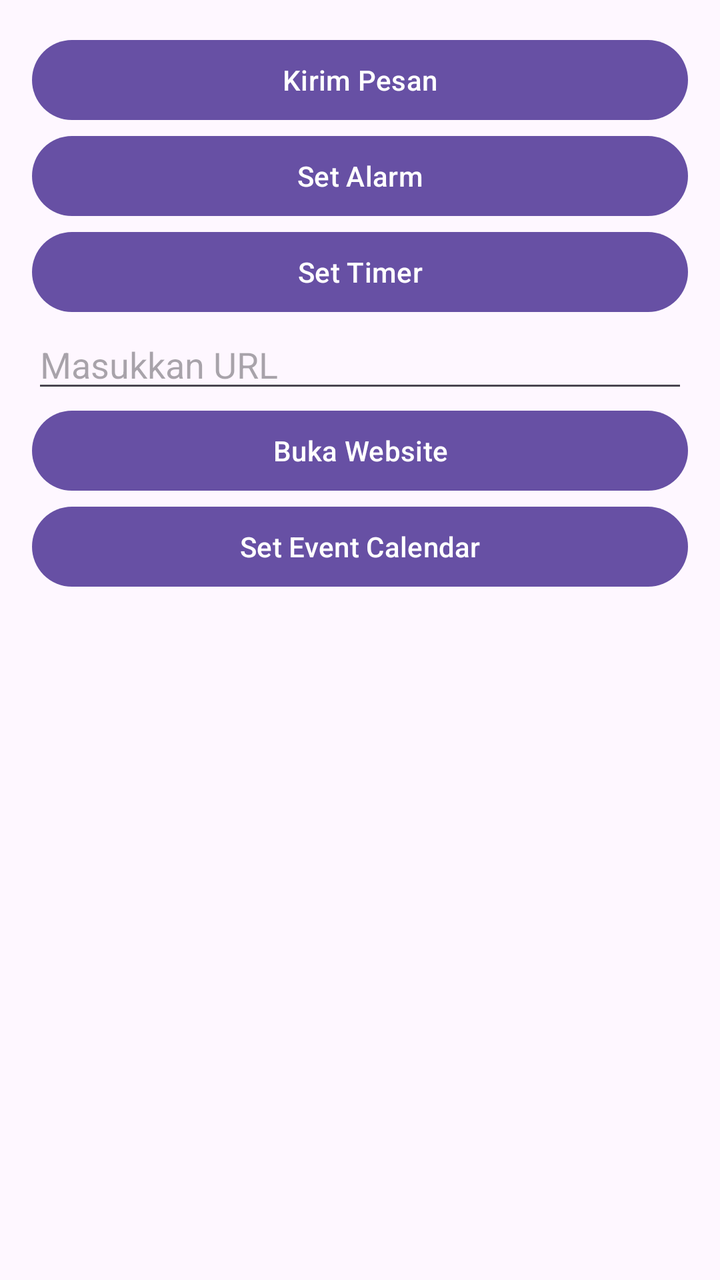
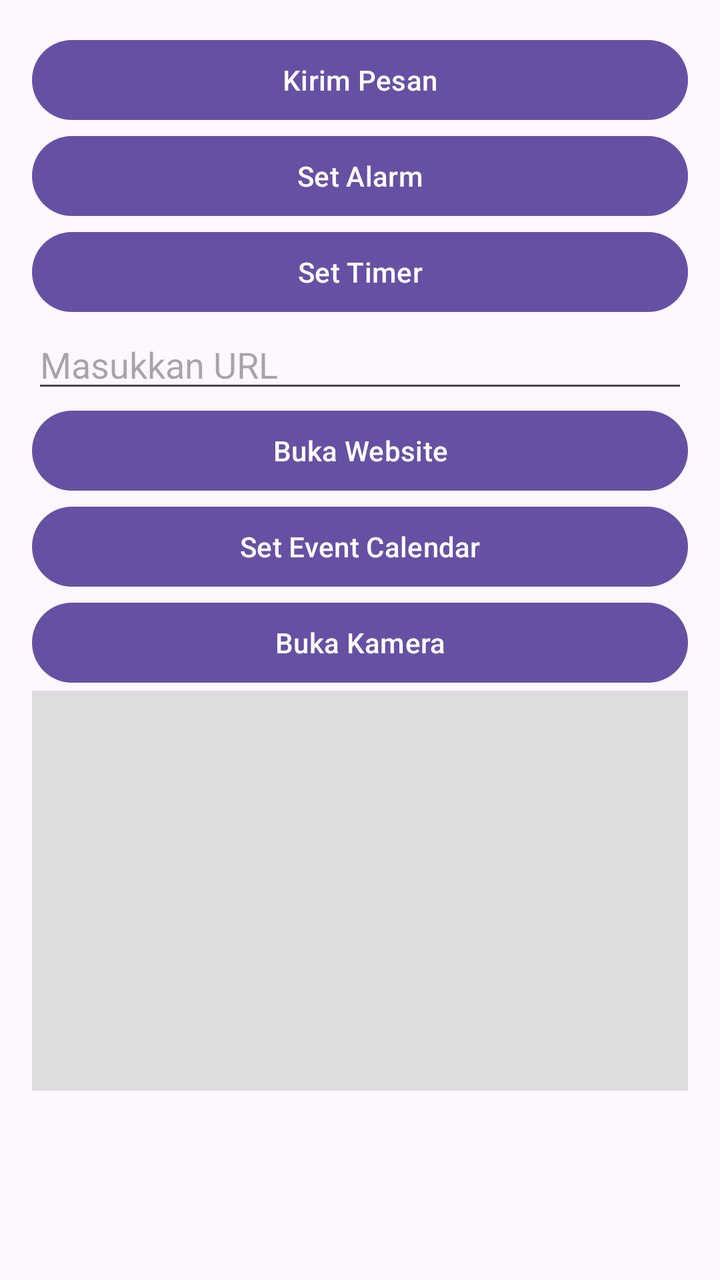

Before-and-after screenshots of an Android layout around one commit, followed by the original layout XML and the change that was made.
<!-- AndroidManifest.xml: application theme Theme.IMPLISITINTENT -->
<!-- res/layout/activity_main.xml -->
<?xml version="1.0" encoding="utf-8"?>
<LinearLayout xmlns:android="http://schemas.android.com/apk/res/android"
    android:id="@+id/main"
    android:layout_width="match_parent"
    android:layout_height="match_parent"
    android:orientation="vertical"
    android:padding="16dp">

    <Button
        android:id="@+id/btnKirimPesan"
        android:layout_width="match_parent"
        android:layout_height="wrap_content"
        android:text="Kirim Pesan" />

    <Button
        android:id="@+id/btnSetAlarm"
        android:layout_width="match_parent"
        android:layout_height="wrap_content"
        android:text="Set Alarm" />

    <Button
        android:id="@+id/btnSetTimer"
        android:layout_width="match_parent"
        android:layout_height="wrap_content"
        android:text="Set Timer" />

    <EditText
        android:id="@+id/etURL"
        android:layout_width="match_parent"
        android:layout_height="wrap_content"
        android:hint="Masukkan URL" />

    <Button
        android:id="@+id/btnOpenURL"
        android:layout_width="match_parent"
        android:layout_height="wrap_content"
        android:text="Buka Website" />

    <Button
        android:id="@+id/btnSetEvent"
        android:layout_width="match_parent"
        android:layout_height="wrap_content"
        android:text="Set Event Calendar" />
</LinearLayout>
<!-- resources referenced by this layout -->
<resources>
  <style name="Theme.IMPLISITINTENT" parent="Base.Theme.IMPLISITINTENT" />
  <style name="Base.Theme.IMPLISITINTENT" parent="Theme.Material3.DayNight.NoActionBar">
          
          
      </style>
</resources>

<!-- the commit's change to res/layout/activity_main.xml (unified diff, before → after) -->
@@ -41,4 +41,17 @@
         android:layout_width="match_parent"
         android:layout_height="wrap_content"
         android:text="Set Event Calendar" />
+
+    <Button
+        android:id="@+id/btnGetPhoto"
+        android:layout_width="match_parent"
+        android:layout_height="wrap_content"
+        android:text="Buka Kamera" />
+
+    <ImageView
+        android:id="@+id/ivHasil"
+        android:layout_width="match_parent"
+        android:layout_height="200dp"
+        android:scaleType="centerCrop"
+        android:background="#DDDDDD" />
 </LinearLayout>
